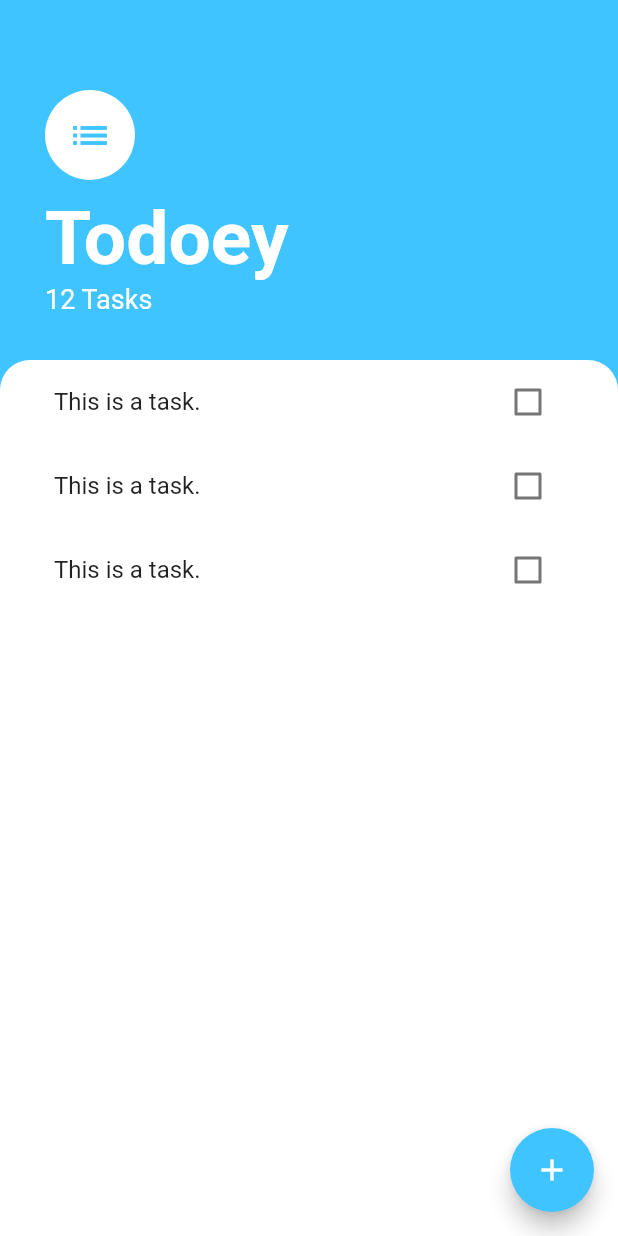
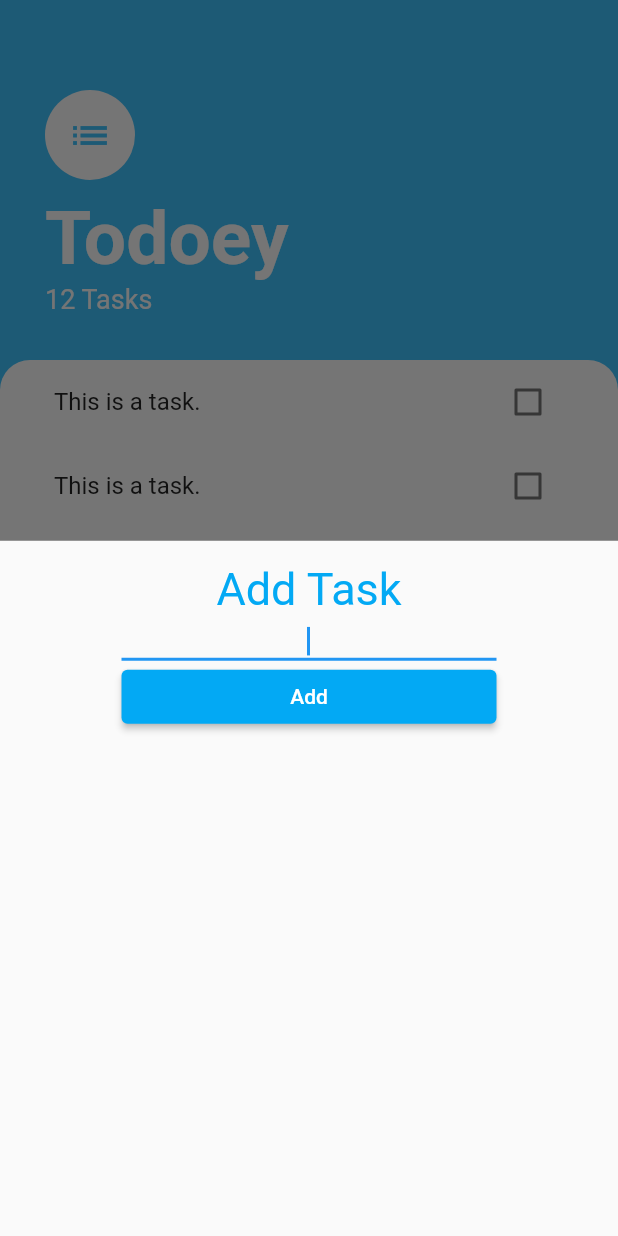
Before and after one commit to nsakenov/flutter_todo_app, a Flutter app: the screen it shows after launch, after a tap on the "add" icon, on a phone screen of 412 x 824 dp. Run offline on Flutter 3.47's test engine with Material 2 defaults, Android fonts, the phone set to English and light mode, and no system bars.

Commit message:
added task screen

```diff
--- /dev/null
+++ b/lib/components/add_task_screen.dart
@@ -0,0 +1,43 @@
+import 'package:flutter/material.dart';
+
+class AddTaskScreen extends StatelessWidget {
+  const AddTaskScreen({
+    Key? key,
+  }) : super(key: key);
+
+  @override
+  Widget build(BuildContext context) {
+    return Container(
+      padding: EdgeInsets.only(top: 15),
+      child: Center(
+        child: Column(
+          mainAxisAlignment: MainAxisAlignment.start,
+          children: [
+            Text(
+              'Add Task',
+              style: TextStyle(color: Colors.lightBlue, fontSize: 30),
+            ),
+            SizedBox(
+              height: 30,
+              width: 250,
+              child: TextField(
+                autofocus: true,
+                textAlign: TextAlign.center,
+              ),
+            ),
+            SizedBox(
+              width: 250,
+              child: ElevatedButton(
+                style: ButtonStyle(
+                  backgroundColor: MaterialStateProperty.all(Colors.lightBlue),
+                ),
+                child: Text('Add'),
+                onPressed: () => Navigator.pop(context),
+              ),
+            )
+          ],
+        ),
+      ),
+    );
+  }
+}
--- a/lib/screens/tasks_screen.dart
+++ b/lib/screens/tasks_screen.dart
@@ -1,5 +1,6 @@
 import 'package:flutter/material.dart';
 import 'package:flutter_todo_app/components/tasks_list.dart';
+import 'package:flutter_todo_app/components/add_task_screen.dart';
 
 class TasksScreen extends StatelessWidget {
   @override
@@ -9,7 +10,14 @@ class TasksScreen extends StatelessWidget {
         floatingActionButton: FloatingActionButton(
           backgroundColor: Colors.lightBlueAccent,
           child: Icon(Icons.add),
-          onPressed: () {},
+          onPressed: () {
+            showModalBottomSheet(
+              context: context,
+              builder: (BuildContext context) {
+                return AddTaskScreen();
+              },
+            );
+          },
         ),
         body: Column(crossAxisAlignment: CrossAxisAlignment.start, children: [
           Container(
```
